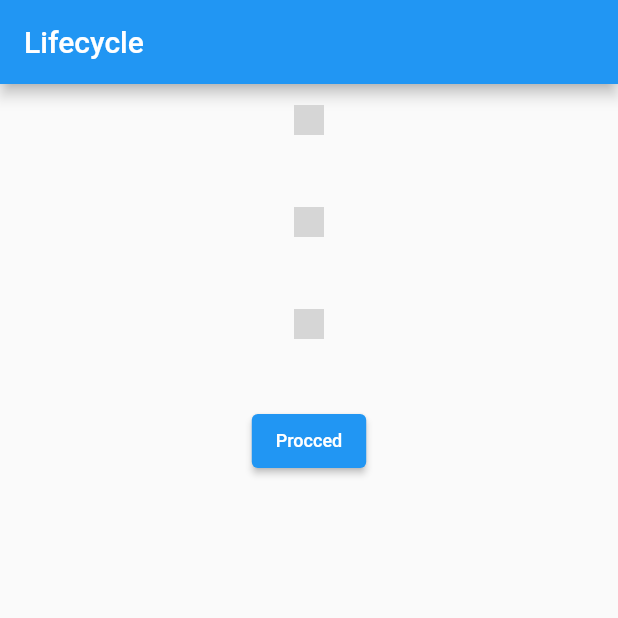
After one commit to rahul6975/Flutter-Apps, a Flutter app: the Home screen opened directly, on a phone screen of 412 x 824 dp, the top half of it. The commit adds this screen. Run offline on Flutter 3.47's test engine with Material 2 defaults, Android fonts, the light colour scheme and no system bars; our stand-ins replace audioplayers; grey boxes are pictures that could not be loaded.

Commit message:
login form

```diff
--- /dev/null
+++ b/lifecycle/lib/main.dart
@@ -0,0 +1,220 @@
+import 'package:flutter/material.dart';
+import 'result.dart';
+
+void main() {
+  runApp(MyApp());
+}
+
+class MyApp extends StatefulWidget {
+  MyApp({Key? key}) : super(key: key);
+
+  @override
+  _MyAppState createState() => _MyAppState();
+}
+
+class _MyAppState extends State<MyApp> {
+  @override
+  Widget build(BuildContext context) {
+    return MaterialApp(
+      home: Home(),
+    );
+  }
+}
+
+class Home extends StatefulWidget {
+  @override
+  _HomeState createState() => _HomeState();
+}
+
+class _HomeState extends State<Home> {
+  TextEditingController nameController = TextEditingController();
+  TextEditingController agecontroller = TextEditingController();
+  TextEditingController phoneController = TextEditingController();
+  List<Widget> list = [];
+  bool nameVisible = false;
+  bool ageVisible = false;
+  bool phoneVisible = false;
+
+  void showName() {
+    setState(() {
+      nameVisible = true;
+    });
+  }
+
+  void showAge() {
+    setState(() {
+      ageVisible = true;
+    });
+  }
+
+  void sendData(BuildContext context) {
+    Navigator.push(
+      context,
+      MaterialPageRoute(
+        builder: (context) => Result(
+            name: nameController.text,
+            age: agecontroller.text,
+            phone: phoneController.text),
+      ),
+    );
+  }
+
+  void showPhone() {
+    setState(() {
+      phoneVisible = true;
+    });
+  }
+
+  @override
+  Widget build(BuildContext context) {
+    return Scaffold(
+      appBar: AppBar(
+        title: Text("Lifecycle"),
+      ),
+      body: Column(
+        children: <Widget>[
+          Container(
+            child: Row(
+              children: <Widget>[
+                Expanded(
+                  child: TextButton(
+                    onPressed: () {
+                      showName();
+                    },
+                    child: Image.asset(
+                      'images/add.png',
+                      width: 20,
+                      height: 20,
+                    ),
+                  ),
+                ),
+              ],
+            ),
+          ),
+          Row(
+            children: <Widget>[
+              Expanded(
+                child: Visibility(
+                  visible: nameVisible,
+                  child: Row(
+                    children: <Widget>[
+                      Expanded(
+                        child: Text(
+                          "Whats your name",
+                          style: TextStyle(color: Colors.black, fontSize: 15),
+                        ),
+                      ),
+                      Expanded(
+                        child: TextField(
+                          controller: nameController,
+                        ),
+                      ),
+                    ],
+                  ),
+                ),
+              ),
+            ],
+          ),
+          Container(
+            margin: EdgeInsets.only(top: 20),
+            child: Row(
+              children: <Widget>[
+                Expanded(
+                  child: TextButton(
+                    onPressed: () {
+                      showAge();
+                    },
+                    child: Image.asset(
+                      'images/add.png',
+                      width: 20,
+                      height: 20,
+                    ),
+                  ),
+                ),
+              ],
+            ),
+          ),
+          Row(
+            children: <Widget>[
+              Expanded(
+                child: Visibility(
+                  visible: ageVisible,
+                  child: Row(
+                    children: <Widget>[
+                      Expanded(
+                        child: Text(
+                          "Whats your age",
+                          style: TextStyle(color: Colors.black, fontSize: 15),
+                        ),
+                      ),
+                      Expanded(
+                        child: TextField(
+                          controller: agecontroller,
+                        ),
+                      ),
+                    ],
+                  ),
+                ),
+              ),
+            ],
+          ),
+          Container(
+            margin: EdgeInsets.only(top: 20),
+            child: Row(
+              children: <Widget>[
+                Expanded(
+                  child: TextButton(
+                    onPressed: () {
+                      showPhone();
+                    },
+                    child: Image.asset(
+                      'images/add.png',
+                      width: 20,
+                      height: 20,
+                    ),
+                  ),
+                ),
+              ],
+            ),
+          ),
+          Row(
+            children: <Widget>[
+              Expanded(
+                child: Visibility(
+                  visible: phoneVisible,
+                  child: Row(
+                    children: <Widget>[
+                      Expanded(
+                        child: Text(
+                          "Whats your phone number",
+                          style: TextStyle(color: Colors.black, fontSize: 15),
+                        ),
+                      ),
+                      Expanded(
+                        child: TextField(
+                          controller: phoneController,
+                        ),
+                      ),
+                    ],
+                  ),
+                ),
+              ),
+            ],
+          ),
+          Container(
+            margin: EdgeInsets.only(top: 30),
+            child: ElevatedButton(
+              onPressed: () {
+                sendData(context);
+              },
+              child: Text(
+                "Procced",
+                style: TextStyle(color: Colors.white, fontSize: 12),
+              ),
+            ),
+          ),
+        ],
+      ),
+    );
+  }
+}
--- a/passdatatonewscreen/lib/main.dart
+++ b/passdatatonewscreen/lib/main.dart
@@ -10,7 +10,6 @@
         ),
         body: Question1(),
       ),
-
     ),
   );
 }
```
Also changed, not shown: lifecycle/lib/result.dart (added, +71 -0 lines), lifecycle/pubspec.yaml (added, +76 -0 lines), lifecycle/images/add.png (added), lifecycle/pubspec.lock (added), 66 other files.
